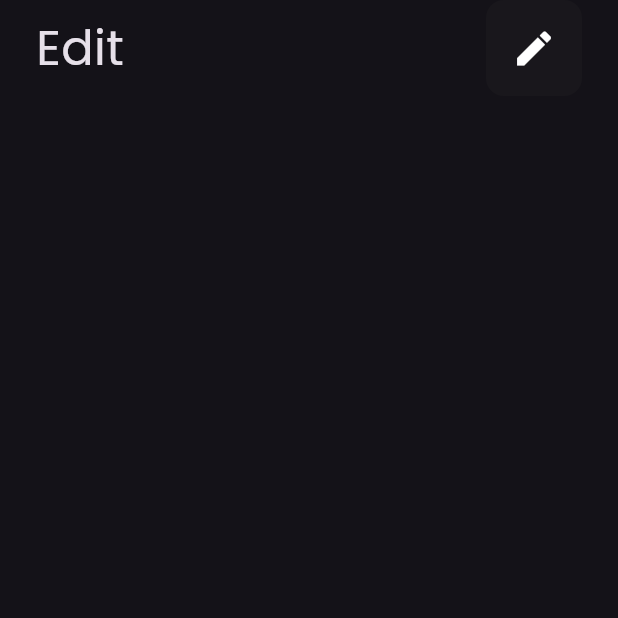
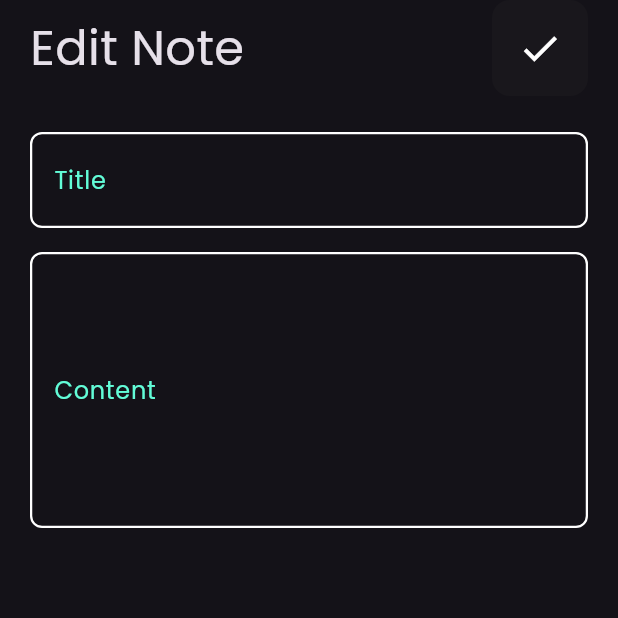
Before and after one commit to ArwaElsherif/notes_app, a Flutter app: the EditView screen opened directly, on a phone screen of 412 x 824 dp, the top half of it. Run offline on Flutter 3.47's test engine with Material 3 defaults, Android fonts, the phone set to English and light mode, and no system bars; our stand-ins replace font_awesome_flutter.

Commit message:
finsh edit view

```diff
--- a/lib/views/edit_view.dart
+++ b/lib/views/edit_view.dart
@@ -1,5 +1,6 @@
 import 'package:flutter/material.dart';
 import 'package:notes_app/widgets/custom_app_bar.dart';
+import 'package:notes_app/widgets/custom_text_field.dart';
 
 class EditView extends StatelessWidget {
   const EditView({super.key});
@@ -8,16 +9,28 @@ class EditView extends StatelessWidget {
   Widget build(BuildContext context) {
     return Scaffold(
       body: SafeArea(
-      child: Padding(
-        padding: const EdgeInsets.symmetric(horizontal: 24),
-        child: Column(
-          children: [
-             CustomAppBar(text: 'Edit',icon: Icons.edit,),
-          ],
+        child: Padding(
+          padding: const EdgeInsets.symmetric(horizontal: 20),
+          child: Column(
+            children: [
+              CustomAppBar(text: 'Edit Note', icon: Icons.check,func: () {
+                Navigator.pop(context);
+              },),
+              SizedBox(height: 24,),
+              CustomTextField(hintText: 'Title'),
+              SizedBox(height: 16),
+              CustomTextField(
+                hintText: 'Content',
+                contentPadding: const EdgeInsets.symmetric(
+                  vertical: 80,
+                  horizontal: 12,
+                ),
+                //maxLines: 3,
+              ),
+            ],
+          ),
         ),
       ),
-      )
-,
     );
   }
 }
--- a/lib/widgets/custom_app_bar.dart
+++ b/lib/widgets/custom_app_bar.dart
@@ -4,14 +4,11 @@ import 'package:flutter/material.dart';
 import 'package:notes_app/widgets/custom_icon.dart';
 
 class CustomAppBar extends StatelessWidget {
-  const CustomAppBar({
-    super.key,
-    required this.text,
-        required this.icon,
-  });
+  const CustomAppBar({super.key, required this.text, required this.icon, required this.func});
 
-final String text;
- final IconData icon;
+  final String text;
+  final IconData icon;
+  final VoidCallback func;
 
   @override
   Widget build(BuildContext context) {
@@ -19,7 +16,7 @@ final String text;
       mainAxisAlignment: MainAxisAlignment.spaceBetween,
       children: [
         Text(text, style: TextStyle(fontSize: 32)),
-        CustomIcon(icon: icon),
+        CustomIcon(icon: icon, function: func,),
       ],
     );
   }
--- a/lib/widgets/custom_icon.dart
+++ b/lib/widgets/custom_icon.dart
@@ -1,8 +1,9 @@
 import 'package:flutter/material.dart';
 
 class CustomIcon extends StatelessWidget {
-  const CustomIcon({super.key, required this.icon});
+  const CustomIcon({super.key, required this.icon, required this.function});
   final IconData icon;
+  final VoidCallback function;
   @override
   Widget build(BuildContext context) {
     return Container(
@@ -12,7 +13,7 @@ class CustomIcon extends StatelessWidget {
         borderRadius: BorderRadius.circular(12),
       ),
       child: IconButton(
-        onPressed: () {},
+        onPressed: function,
         icon: Icon(icon, color: Colors.white, size: 30),
       ),
     );
--- a/lib/widgets/notes_view_body.dart
+++ b/lib/widgets/notes_view_body.dart
@@ -12,7 +12,8 @@ class NotesViewBody extends StatelessWidget {
         padding: const EdgeInsets.symmetric(horizontal: 24),
         child: Column(
           children: [
-             CustomAppBar(text: 'Notes',icon: Icons.search,),
+             CustomAppBar(text: 'Notes',icon: Icons.search,func: () {
+             },),
             Expanded(
              child: Padding(
                padding: const EdgeInsets.symmetric(vertical: 8),
```
Also changed, not shown: lib/widgets/note_item.dart (+15 -8 lines).
